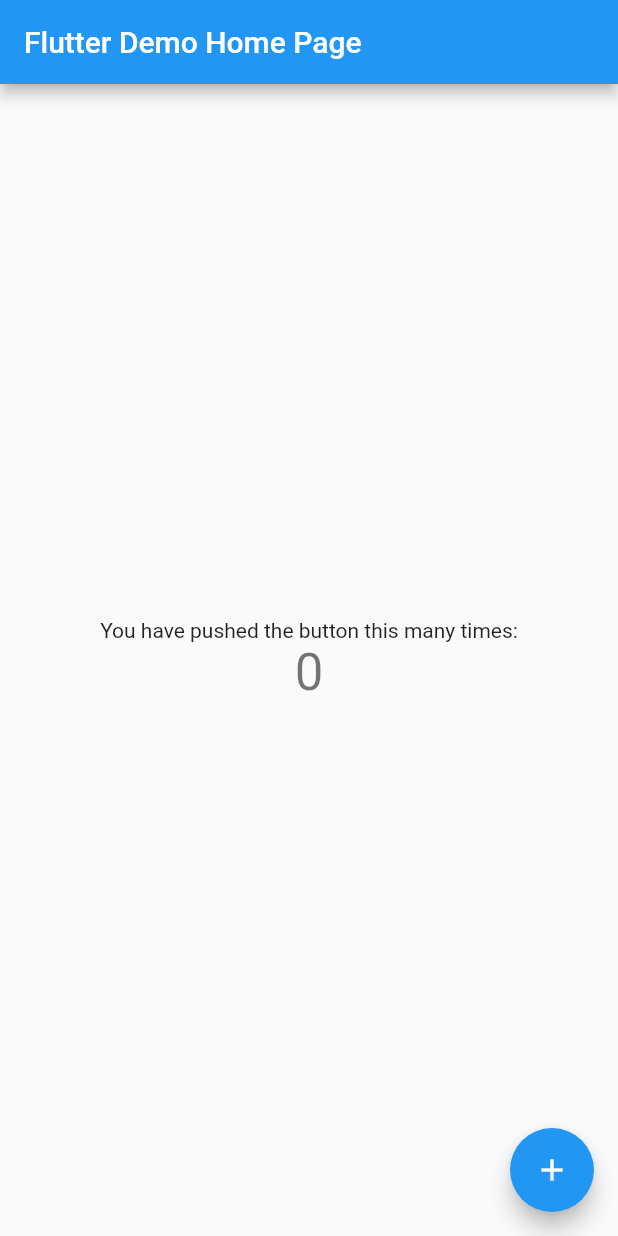
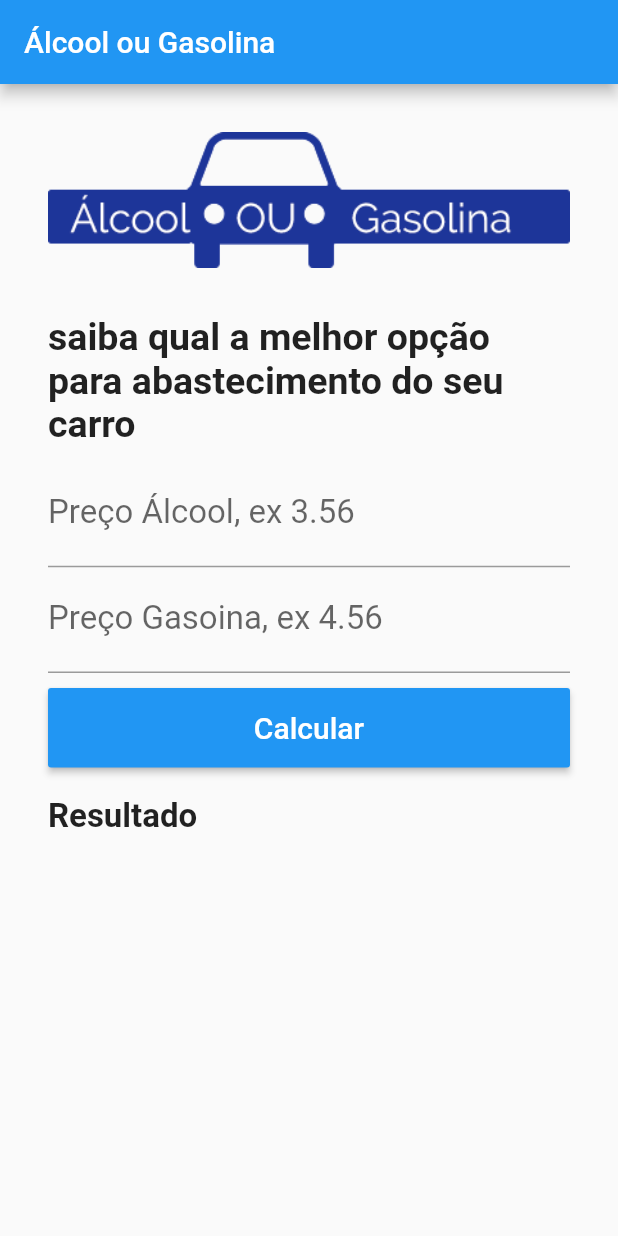
Before and after one commit to wandersontx/app_AlcoolOuGasolina, a Flutter app: the screen it shows after launch, on a phone screen of 412 x 824 dp. Run offline on Flutter 3.47's test engine with Material 2 defaults, Android fonts, the phone set to English and light mode, and no system bars.

Commit message:
Interface do App

```diff
--- /dev/null
+++ b/lib/AcoolGasolina.dart
@@ -0,0 +1,80 @@
+import 'package:flutter/material.dart';
+
+class AlcoolGasolina extends StatefulWidget {
+  @override
+  _AlcoolGasolinaState createState() => _AlcoolGasolinaState();
+}
+
+class _AlcoolGasolinaState extends State<AlcoolGasolina> {
+  TextEditingController _textEditingController = TextEditingController();
+
+  @override
+  Widget build(BuildContext context) {
+    return Scaffold(
+      appBar: AppBar(
+        title: Text("Álcool ou Gasolina"),
+      ),
+      body: Container(
+        //Utilizado quando tivermos muitos conteudos no app e por isso
+        //iremos necessitar um um scroll
+        child: SingleChildScrollView(
+            padding: EdgeInsets.all(32),
+            child: Column(
+              crossAxisAlignment: CrossAxisAlignment
+                  .stretch, // para que o butão ocupe toda a coluna
+              children: [
+                Padding(
+                  padding: EdgeInsets.only(bottom: 32),
+                  child: Image.asset('images/logo.png'),
+                ),
+                Padding(
+                    padding: EdgeInsets.only(bottom: 10),
+                    child: Text(
+                      'saiba qual a melhor opção para abastecimento do seu carro',
+                      style:
+                          TextStyle(fontSize: 25, fontWeight: FontWeight.bold),
+                    )),
+                TextField(
+                  keyboardType: TextInputType.number,
+                  decoration:
+                      InputDecoration(labelText: 'Preço Álcool, ex 3.56'),
+                  style: TextStyle(
+                    fontSize: 22,
+                  ),
+                  controller: _textEditingController,
+                ),
+                TextField(
+                  keyboardType: TextInputType.number,
+                  decoration:
+                      InputDecoration(labelText: 'Preço Gasoina, ex 4.56'),
+                  style: TextStyle(
+                    fontSize: 22,
+                  ),
+                  controller: _textEditingController,
+                ),
+                Padding(
+                  padding: EdgeInsets.only(top: 10),
+                  child: RaisedButton(
+                    color: Colors.blue,
+                    textColor: Colors.white,
+                    padding: EdgeInsets.all(15),
+                    onPressed: () {},
+                    child: Text(
+                      'Calcular',
+                      style: TextStyle(fontSize: 20),
+                    ),
+                  ),
+                ),
+                Padding(
+                  padding: EdgeInsets.only(top: 20),
+                  child: Text(
+                    'Resultado',
+                    style: TextStyle(fontSize: 22, fontWeight: FontWeight.bold),
+                  ),
+                )
+              ],
+            )),
+      ),
+    );
+  }
+}
--- a/lib/main.dart
+++ b/lib/main.dart
@@ -1,113 +1,8 @@
+import 'package:app_alcool_gasolina/AcoolGasolina.dart';
 import 'package:flutter/material.dart';
 
 void main() {
-  runApp(MyApp());
+  runApp(MaterialApp(
+    home: AlcoolGasolina(),
+  ));
 }
-
-class MyApp extends StatelessWidget {
-  // This widget is the root of your application.
-  @override
-  Widget build(BuildContext context) {
-    return MaterialApp(
-      title: 'Flutter Demo',
-      theme: ThemeData(
-        // This is the theme of your application.
-        //
-        // Try running your application with "flutter run". You'll see the
-        // application has a blue toolbar. Then, without quitting the app, try
-        // changing the primarySwatch below to Colors.green and then invoke
-        // "hot reload" (press "r" in the console where you ran "flutter run",
-        // or simply save your changes to "hot reload" in a Flutter IDE).
-        // Notice that the counter didn't reset back to zero; the application
-        // is not restarted.
-        primarySwatch: Colors.blue,
-      ),
-      home: MyHomePage(title: 'Flutter Demo Home Page'),
-    );
-  }
-}
-
-class MyHomePage extends StatefulWidget {
-  MyHomePage({Key key, this.title}) : super(key: key);
-
-  // This widget is the home page of your application. It is stateful, meaning
-  // that it has a State object (defined below) that contains fields that affect
-  // how it looks.
-
-  // This class is the configuration for the state. It holds the values (in this
-  // case the title) provided by the parent (in this case the App widget) and
-  // used by the build method of the State. Fields in a Widget subclass are
-  // always marked "final".
-
-  final String title;
-
-  @override
-  _MyHomePageState createState() => _MyHomePageState();
-}
-
-class _MyHomePageState extends State<MyHomePage> {
-  int _counter = 0;
-
-  void _incrementCounter() {
-    setState(() {
-      // This call to setState tells the Flutter framework that something has
-      // changed in this State, which causes it to rerun the build method below
-      // so that the display can reflect the updated values. If we changed
-      // _counter without calling setState(), then the build method would not be
-      // called again, and so nothing would appear to happen.
-      _counter++;
-    });
-  }
-
-  @override
-  Widget build(BuildContext context) {
-    // This method is rerun every time setState is called, for instance as done
-    // by the _incrementCounter method above.
-    //
-    // The Flutter framework has been optimized to make rerunning build methods
-    // fast, so that you can just rebuild anything that needs updating rather
-    // than having to individually change instances of widgets.
-    return Scaffold(
-      appBar: AppBar(
-        // Here we take the value from the MyHomePage object that was created by
-        // the App.build method, and use it to set our appbar title.
-        title: Text(widget.title),
-      ),
-      body: Center(
-        // Center is a layout widget. It takes a single child and positions it
-        // in the middle of the parent.
-        child: Column(
-          // Column is also a layout widget. It takes a list of children and
-          // arranges them vertically. By default, it sizes itself to fit its
-          // children horizontally, and tries to be as tall as its parent.
-          //
-          // Invoke "debug painting" (press "p" in the console, choose the
-          // "Toggle Debug Paint" action from the Flutter Inspector in Android
-          // Studio, or the "Toggle Debug Paint" command in Visual Studio Code)
-          // to see the wireframe for each widget.
-          //
-          // Column has various properties to control how it sizes itself and
-          // how it positions its children. Here we use mainAxisAlignment to
-          // center the children vertically; the main axis here is the vertical
-          // axis because Columns are vertical (the cross axis would be
-          // horizontal).
-          mainAxisAlignment: MainAxisAlignment.center,
-          children: <Widget>[
-            Text(
-              'You have pushed the button this many times:',
-            ),
-            Text(
-              '$_counter',
-              style: Theme.of(context).textTheme.headline4,
-            ),
-          ],
-        ),
-      ),
-      floatingActionButton: FloatingActionButton(
-        onPressed: _incrementCounter,
-        tooltip: 'Increment',
-        child: Icon(Icons.add),
-      ), // This trailing comma makes auto-formatting nicer for build methods.
-    );
-  }
-}
--- a/pubspec.yaml
+++ b/pubspec.yaml
@@ -47,9 +47,9 @@ flutter:
   uses-material-design: true
 
   # To add assets to your application, add an assets section, like this:
-  # assets:
-  #   - images/a_dot_burr.jpeg
-  #   - images/a_dot_ham.jpeg
+  assets:
+    - images/logo.png
+
 
   # An image asset can refer to one or more resolution-specific "variants", see
   # https://flutter.dev/assets-and-images/#resolution-aware.
```
Also changed, not shown: images/logo.png (added), 1 other file.
